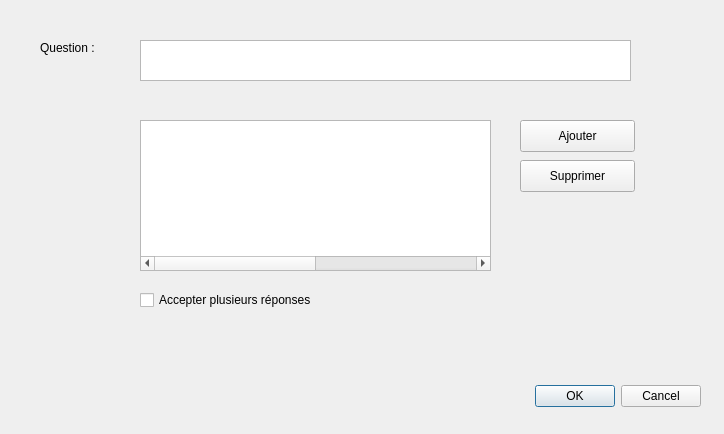
Before: the Qt Designer form admin-app/questiondialog.ui in BnHrb/beam-rainbow, drawn with Qt 5.
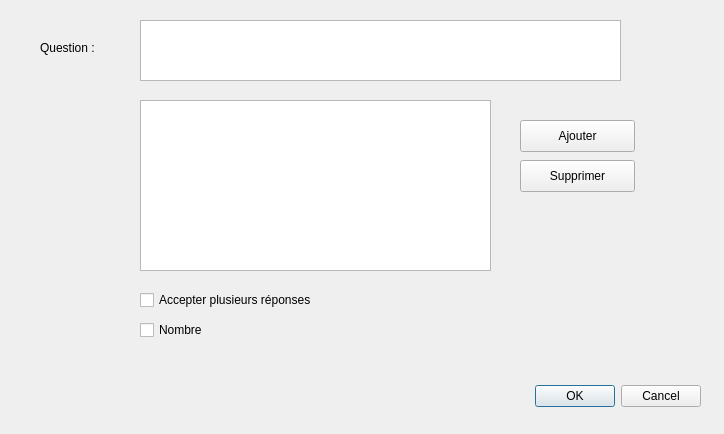
After: the same form once the commit is applied.

The edit to the form file:
```diff
--- a/admin-app/questiondialog.ui
+++ b/admin-app/questiondialog.ui
@@ -32,16 +32,6 @@
     <set>QDialogButtonBox::Cancel|QDialogButtonBox::Ok</set>
    </property>
   </widget>
-  <widget class="QTextEdit" name="textEdit">
-   <property name="geometry">
-    <rect>
-     <x>140</x>
-     <y>40</y>
-     <width>491</width>
-     <height>41</height>
-    </rect>
-   </property>
-  </widget>
   <widget class="QLabel" name="label">
    <property name="geometry">
     <rect>
@@ -55,74 +45,6 @@
     <string>Question :</string>
    </property>
   </widget>
-  <widget class="QTableWidget" name="tableWidget">
-   <property name="geometry">
-    <rect>
-     <x>140</x>
-     <y>120</y>
-     <width>351</width>
-     <height>151</height>
-    </rect>
-   </property>
-   <property name="gridStyle">
-    <enum>Qt::DotLine</enum>
-   </property>
-   <property name="sortingEnabled">
-    <bool>true</bool>
-   </property>
-   <property name="wordWrap">
-    <bool>true</bool>
-   </property>
-   <property name="cornerButtonEnabled">
-    <bool>true</bool>
-   </property>
-   <property name="columnCount">
-    <number>2</number>
-   </property>
-   <attribute name="horizontalHeaderVisible">
-    <bool>false</bool>
-   </attribute>
-   <attribute name="horizontalHeaderCascadingSectionResizes">
-    <bool>false</bool>
-   </attribute>
-   <attribute name="horizontalHeaderDefaultSectionSize">
-    <number>200</number>
-   </attribute>
-   <attribute name="horizontalHeaderHighlightSections">
-    <bool>true</bool>
-   </attribute>
-   <attribute name="horizontalHeaderShowSortIndicator" stdset="0">
-    <bool>false</bool>
-   </attribute>
-   <attribute name="horizontalHeaderStretchLastSection">
-    <bool>true</bool>
-   </attribute>
-   <attribute name="verticalHeaderVisible">
-    <bool>false</bool>
-   </attribute>
-   <attribute name="verticalHeaderCascadingSectionResizes">
-    <bool>false</bool>
-   </attribute>
-   <attribute name="verticalHeaderHighlightSections">
-    <bool>true</bool>
-   </attribute>
-   <attribute name="verticalHeaderShowSortIndicator" stdset="0">
-    <bool>false</bool>
-   </attribute>
-   <attribute name="verticalHeaderStretchLastSection">
-    <bool>false</bool>
-   </attribute>
-   <column>
-    <property name="text">
-     <string>Réponse</string>
-    </property>
-   </column>
-   <column>
-    <property name="text">
-     <string>Type</string>
-    </property>
-   </column>
-  </widget>
   <widget class="QPushButton" name="pushButton">
    <property name="geometry">
     <rect>
@@ -162,6 +84,63 @@
     <string>Supprimer</string>
    </property>
   </widget>
+  <widget class="QPlainTextEdit" name="plainTextEdit">
+   <property name="geometry">
+    <rect>
+     <x>140</x>
+     <y>20</y>
+     <width>481</width>
+     <height>61</height>
+    </rect>
+   </property>
+  </widget>
+  <widget class="QCheckBox" name="checkBox_2">
+   <property name="geometry">
+    <rect>
+     <x>140</x>
+     <y>320</y>
+     <width>89</width>
+     <height>20</height>
+    </rect>
+   </property>
+   <property name="text">
+    <string>Nombre</string>
+   </property>
+  </widget>
+  <widget class="QListWidget" name="listWidget">
+   <property name="geometry">
+    <rect>
+     <x>140</x>
+     <y>100</y>
+     <width>351</width>
+     <height>171</height>
+    </rect>
+   </property>
+   <property name="frameShape">
+    <enum>QFrame::StyledPanel</enum>
+   </property>
+   <property name="editTriggers">
+    <set>QAbstractItemView::AnyKeyPressed|QAbstractItemView::CurrentChanged|QAbstractItemView::DoubleClicked</set>
+   </property>
+   <property name="tabKeyNavigation">
+    <bool>true</bool>
+   </property>
+   <property name="showDropIndicator" stdset="0">
+    <bool>false</bool>
+   </property>
+   <property name="dragDropOverwriteMode">
+    <bool>false</bool>
+   </property>
+   <property name="isWrapping" stdset="0">
+    <bool>false</bool>
+   </property>
+   <property name="modelColumn">
+    <number>0</number>
+   </property>
+   <property name="wordWrap">
+    <bool>false</bool>
+   </property>
+  </widget>
  </widget>
  <resources/>
  <connections>
```
